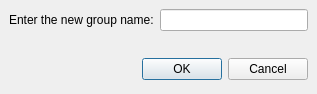
tkrotoff/WengoPhone, file wengophone/src/presentation/qt/contactlist/RenameGroupDialog.ui: the form before one commit.
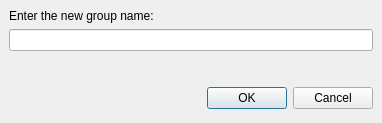
The form after the commit.

Commit message: * (fix) 'Rename a group' Window was too small on Mac OS X

What changed in the file:
```diff
--- a/wengophone/src/presentation/qt/contactlist/RenameGroupDialog.ui
+++ b/wengophone/src/presentation/qt/contactlist/RenameGroupDialog.ui
@@ -8,8 +8,8 @@
    <rect>
     <x>0</x>
     <y>0</y>
-    <width>317</width>
-    <height>94</height>
+    <width>382</width>
+    <height>123</height>
    </rect>
   </property>
   <property name="windowTitle" >
@@ -22,40 +22,7 @@
    <property name="spacing" >
     <number>6</number>
    </property>
-   <item row="0" column="0" >
-    <layout class="QGridLayout" >
-     <property name="margin" >
-      <number>0</number>
-     </property>
-     <property name="spacing" >
-      <number>6</number>
-     </property>
-     <item row="0" column="0" >
-      <widget class="QLabel" name="label" >
-       <property name="text" >
-        <string>Enter the new group name:</string>
-       </property>
-      </widget>
-     </item>
-     <item row="0" column="1" >
-      <widget class="QLineEdit" name="groupName" />
-     </item>
-    </layout>
-   </item>
-   <item row="1" column="0" >
-    <spacer>
-     <property name="orientation" >
-      <enum>Qt::Vertical</enum>
-     </property>
-     <property name="sizeHint" >
-      <size>
-       <width>20</width>
-       <height>40</height>
-      </size>
-     </property>
-    </spacer>
-   </item>
-   <item row="2" column="0" >
+   <item row="3" column="0" >
     <layout class="QHBoxLayout" >
      <property name="margin" >
       <number>0</number>
@@ -92,6 +59,29 @@
      </item>
     </layout>
    </item>
+   <item row="0" column="0" >
+    <widget class="QLabel" name="label" >
+     <property name="text" >
+      <string>Enter the new group name:</string>
+     </property>
+    </widget>
+   </item>
+   <item row="1" column="0" >
+    <widget class="QLineEdit" name="groupName" />
+   </item>
+   <item row="2" column="0" >
+    <spacer>
+     <property name="orientation" >
+      <enum>Qt::Vertical</enum>
+     </property>
+     <property name="sizeHint" >
+      <size>
+       <width>364</width>
+       <height>16</height>
+      </size>
+     </property>
+    </spacer>
+   </item>
   </layout>
  </widget>
  <pixmapfunction></pixmapfunction>
```
